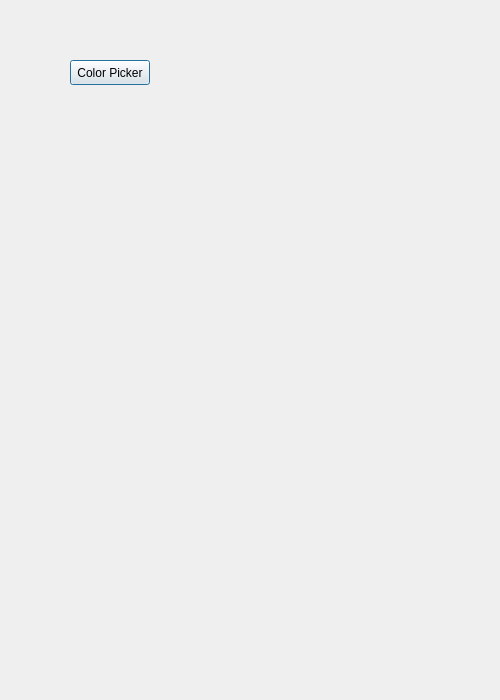
First picture: the form in ui/dialogsettings.ui, repository ignmiz/ATC_Console, before the edit.
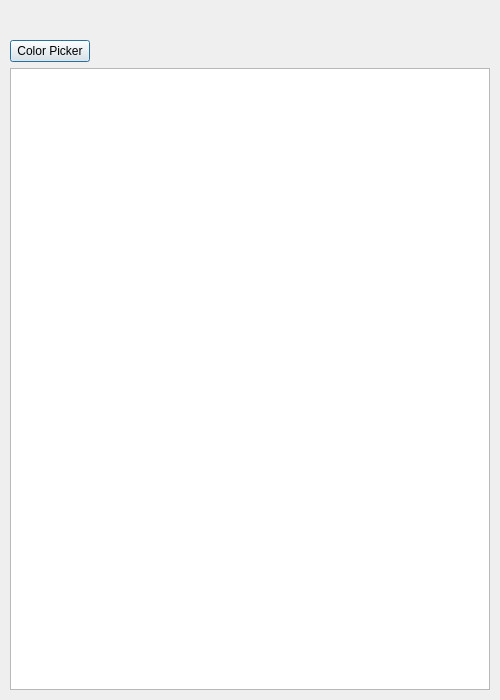
Second picture: the form after the edit.

Commit message: Implemented model view in DialogSettings

Diff of the .ui file:
```diff
--- a/ui/dialogsettings.ui
+++ b/ui/dialogsettings.ui
@@ -13,32 +13,491 @@
   <property name="windowTitle">
    <string>Dialog</string>
   </property>
-  <widget class="QPushButton" name="buttonColorPicker">
-   <property name="geometry">
-    <rect>
-     <x>70</x>
-     <y>60</y>
-     <width>80</width>
-     <height>25</height>
-    </rect>
+  <layout class="QVBoxLayout" name="verticalLayout">
+   <property name="leftMargin">
+    <number>10</number>
    </property>
-   <property name="text">
-    <string>Color Picker</string>
+   <property name="topMargin">
+    <number>10</number>
    </property>
-  </widget>
-  <widget class="QWidget" name="widgetColor" native="true">
-   <property name="geometry">
-    <rect>
-     <x>290</x>
-     <y>40</y>
-     <width>120</width>
-     <height>80</height>
-    </rect>
+   <property name="rightMargin">
+    <number>10</number>
    </property>
-   <property name="autoFillBackground">
-    <bool>true</bool>
+   <property name="bottomMargin">
+    <number>10</number>
    </property>
-  </widget>
+   <item>
+    <spacer name="verticalSpacer">
+     <property name="orientation">
+      <enum>Qt::Vertical</enum>
+     </property>
+     <property name="sizeType">
+      <enum>QSizePolicy::Fixed</enum>
+     </property>
+     <property name="sizeHint" stdset="0">
+      <size>
+       <width>20</width>
+       <height>30</height>
+      </size>
+     </property>
+    </spacer>
+   </item>
+   <item>
+    <layout class="QHBoxLayout" name="horizontalLayout">
+     <item>
+      <widget class="QPushButton" name="buttonColorPicker">
+       <property name="text">
+        <string>Color Picker</string>
+       </property>
+      </widget>
+     </item>
+     <item>
+      <spacer name="horizontalSpacer">
+       <property name="orientation">
+        <enum>Qt::Horizontal</enum>
+       </property>
+       <property name="sizeHint" stdset="0">
+        <size>
+         <width>40</width>
+         <height>20</height>
+        </size>
+       </property>
+      </spacer>
+     </item>
+     <item>
+      <widget class="QWidget" name="widgetColor" native="true">
+       <property name="minimumSize">
+        <size>
+         <width>100</width>
+         <height>0</height>
+        </size>
+       </property>
+       <property name="palette">
+        <palette>
+         <active>
+          <colorrole role="WindowText">
+           <brush brushstyle="SolidPattern">
+            <color alpha="255">
+             <red>0</red>
+             <green>0</green>
+             <blue>0</blue>
+            </color>
+           </brush>
+          </colorrole>
+          <colorrole role="Button">
+           <brush brushstyle="SolidPattern">
+            <color alpha="255">
+             <red>255</red>
+             <green>255</green>
+             <blue>255</blue>
+            </color>
+           </brush>
+          </colorrole>
+          <colorrole role="Light">
+           <brush brushstyle="SolidPattern">
+            <color alpha="255">
+             <red>255</red>
+             <green>255</green>
+             <blue>255</blue>
+            </color>
+           </brush>
+          </colorrole>
+          <colorrole role="Midlight">
+           <brush brushstyle="SolidPattern">
+            <color alpha="255">
+             <red>255</red>
+             <green>255</green>
+             <blue>255</blue>
+            </color>
+           </brush>
+          </colorrole>
+          <colorrole role="Dark">
+           <brush brushstyle="SolidPattern">
+            <color alpha="255">
+             <red>127</red>
+             <green>127</green>
+             <blue>127</blue>
+            </color>
+           </brush>
+          </colorrole>
+          <colorrole role="Mid">
+           <brush brushstyle="SolidPattern">
+            <color alpha="255">
+             <red>170</red>
+             <green>170</green>
+             <blue>170</blue>
+            </color>
+           </brush>
+          </colorrole>
+          <colorrole role="Text">
+           <brush brushstyle="SolidPattern">
+            <color alpha="255">
+             <red>0</red>
+             <green>0</green>
+             <blue>0</blue>
+            </color>
+           </brush>
+          </colorrole>
+          <colorrole role="BrightText">
+           <brush brushstyle="SolidPattern">
+            <color alpha="255">
+             <red>255</red>
+             <green>255</green>
+             <blue>255</blue>
+            </color>
+           </brush>
+          </colorrole>
+          <colorrole role="ButtonText">
+           <brush brushstyle="SolidPattern">
+            <color alpha="255">
+             <red>0</red>
+             <green>0</green>
+             <blue>0</blue>
+            </color>
+           </brush>
+          </colorrole>
+          <colorrole role="Base">
+           <brush brushstyle="SolidPattern">
+            <color alpha="255">
+             <red>255</red>
+             <green>255</green>
+             <blue>255</blue>
+            </color>
+           </brush>
+          </colorrole>
+          <colorrole role="Window">
+           <brush brushstyle="SolidPattern">
+            <color alpha="255">
+             <red>255</red>
+             <green>255</green>
+             <blue>255</blue>
+            </color>
+           </brush>
+          </colorrole>
+          <colorrole role="Shadow">
+           <brush brushstyle="SolidPattern">
+            <color alpha="255">
+             <red>0</red>
+             <green>0</green>
+             <blue>0</blue>
+            </color>
+           </brush>
+          </colorrole>
+          <colorrole role="AlternateBase">
+           <brush brushstyle="SolidPattern">
+            <color alpha="255">
+             <red>255</red>
+             <green>255</green>
+             <blue>255</blue>
+            </color>
+           </brush>
+          </colorrole>
+          <colorrole role="ToolTipBase">
+           <brush brushstyle="SolidPattern">
+            <color alpha="255">
+             <red>255</red>
+             <green>255</green>
+             <blue>220</blue>
+            </color>
+           </brush>
+          </colorrole>
+          <colorrole role="ToolTipText">
+           <brush brushstyle="SolidPattern">
+            <color alpha="255">
+             <red>0</red>
+             <green>0</green>
+             <blue>0</blue>
+            </color>
+           </brush>
+          </colorrole>
+         </active>
+         <inactive>
+          <colorrole role="WindowText">
+           <brush brushstyle="SolidPattern">
+            <color alpha="255">
+             <red>0</red>
+             <green>0</green>
+             <blue>0</blue>
+            </color>
+           </brush>
+          </colorrole>
+          <colorrole role="Button">
+           <brush brushstyle="SolidPattern">
+            <color alpha="255">
+             <red>255</red>
+             <green>255</green>
+             <blue>255</blue>
+            </color>
+           </brush>
+          </colorrole>
+          <colorrole role="Light">
+           <brush brushstyle="SolidPattern">
+            <color alpha="255">
+             <red>255</red>
+             <green>255</green>
+             <blue>255</blue>
+            </color>
+           </brush>
+          </colorrole>
+          <colorrole role="Midlight">
+           <brush brushstyle="SolidPattern">
+            <color alpha="255">
+             <red>255</red>
+             <green>255</green>
+             <blue>255</blue>
+            </color>
+           </brush>
+          </colorrole>
+          <colorrole role="Dark">
+           <brush brushstyle="SolidPattern">
+            <color alpha="255">
+             <red>127</red>
+             <green>127</green>
+             <blue>127</blue>
+            </color>
+           </brush>
+          </colorrole>
+          <colorrole role="Mid">
+           <brush brushstyle="SolidPattern">
+            <color alpha="255">
+             <red>170</red>
+             <green>170</green>
+             <blue>170</blue>
+            </color>
+           </brush>
+          </colorrole>
+          <colorrole role="Text">
+           <brush brushstyle="SolidPattern">
+            <color alpha="255">
+             <red>0</red>
+             <green>0</green>
+             <blue>0</blue>
+            </color>
+           </brush>
+          </colorrole>
+          <colorrole role="BrightText">
+           <brush brushstyle="SolidPattern">
+            <color alpha="255">
+             <red>255</red>
+             <green>255</green>
+             <blue>255</blue>
+            </color>
+           </brush>
+          </colorrole>
+          <colorrole role="ButtonText">
+           <brush brushstyle="SolidPattern">
+            <color alpha="255">
+             <red>0</red>
+             <green>0</green>
+             <blue>0</blue>
+            </color>
+           </brush>
+          </colorrole>
+          <colorrole role="Base">
+           <brush brushstyle="SolidPattern">
+            <color alpha="255">
+             <red>255</red>
+             <green>255</green>
+             <blue>255</blue>
+            </color>
+           </brush>
+          </colorrole>
+          <colorrole role="Window">
+           <brush brushstyle="SolidPattern">
+            <color alpha="255">
+             <red>255</red>
+             <green>255</green>
+             <blue>255</blue>
+            </color>
+           </brush>
+          </colorrole>
+          <colorrole role="Shadow">
+           <brush brushstyle="SolidPattern">
+            <color alpha="255">
+             <red>0</red>
+             <green>0</green>
+             <blue>0</blue>
+            </color>
+           </brush>
+          </colorrole>
+          <colorrole role="AlternateBase">
+           <brush brushstyle="SolidPattern">
+            <color alpha="255">
+             <red>255</red>
+             <green>255</green>
+             <blue>255</blue>
+            </color>
+           </brush>
+          </colorrole>
+          <colorrole role="ToolTipBase">
+           <brush brushstyle="SolidPattern">
+            <color alpha="255">
+             <red>255</red>
+             <green>255</green>
+             <blue>220</blue>
+            </color>
+           </brush>
+          </colorrole>
+          <colorrole role="ToolTipText">
+           <brush brushstyle="SolidPattern">
+            <color alpha="255">
+             <red>0</red>
+             <green>0</green>
+             <blue>0</blue>
+            </color>
+           </brush>
+          </colorrole>
+         </inactive>
+         <disabled>
+          <colorrole role="WindowText">
+           <brush brushstyle="SolidPattern">
+            <color alpha="255">
+             <red>127</red>
+             <green>127</green>
+             <blue>127</blue>
+            </color>
+           </brush>
+          </colorrole>
+          <colorrole role="Button">
+           <brush brushstyle="SolidPattern">
+            <color alpha="255">
+             <red>255</red>
+             <green>255</green>
+             <blue>255</blue>
+            </color>
+           </brush>
+          </colorrole>
+          <colorrole role="Light">
+           <brush brushstyle="SolidPattern">
+            <color alpha="255">
+             <red>255</red>
+             <green>255</green>
+             <blue>255</blue>
+            </color>
+           </brush>
+          </colorrole>
+          <colorrole role="Midlight">
+           <brush brushstyle="SolidPattern">
+            <color alpha="255">
+             <red>255</red>
+             <green>255</green>
+             <blue>255</blue>
+            </color>
+           </brush>
+          </colorrole>
+          <colorrole role="Dark">
+           <brush brushstyle="SolidPattern">
+            <color alpha="255">
+             <red>127</red>
+             <green>127</green>
+             <blue>127</blue>
+            </color>
+           </brush>
+          </colorrole>
+          <colorrole role="Mid">
+           <brush brushstyle="SolidPattern">
+            <color alpha="255">
+             <red>170</red>
+             <green>170</green>
+             <blue>170</blue>
+            </color>
+           </brush>
+          </colorrole>
+          <colorrole role="Text">
+           <brush brushstyle="SolidPattern">
+            <color alpha="255">
+             <red>127</red>
+             <green>127</green>
+             <blue>127</blue>
+            </color>
+           </brush>
+          </colorrole>
+          <colorrole role="BrightText">
+           <brush brushstyle="SolidPattern">
+            <color alpha="255">
+             <red>255</red>
+             <green>255</green>
+             <blue>255</blue>
+            </color>
+           </brush>
+          </colorrole>
+          <colorrole role="ButtonText">
+           <brush brushstyle="SolidPattern">
+            <color alpha="255">
+             <red>127</red>
+             <green>127</green>
+             <blue>127</blue>
+            </color>
+           </brush>
+          </colorrole>
+          <colorrole role="Base">
+           <brush brushstyle="SolidPattern">
+            <color alpha="255">
+             <red>255</red>
+             <green>255</green>
+             <blue>255</blue>
+            </color>
+           </brush>
+          </colorrole>
+          <colorrole role="Window">
+           <brush brushstyle="SolidPattern">
+            <color alpha="255">
+             <red>255</red>
+             <green>255</green>
+             <blue>255</blue>
+            </color>
+           </brush>
+          </colorrole>
+          <colorrole role="Shadow">
+           <brush brushstyle="SolidPattern">
+            <color alpha="255">
+             <red>0</red>
+             <green>0</green>
+             <blue>0</blue>
+            </color>
+           </brush>
+          </colorrole>
+          <colorrole role="AlternateBase">
+           <brush brushstyle="SolidPattern">
+            <color alpha="255">
+             <red>255</red>
+             <green>255</green>
+             <blue>255</blue>
+            </color>
+           </brush>
+          </colorrole>
+          <colorrole role="ToolTipBase">
+           <brush brushstyle="SolidPattern">
+            <color alpha="255">
+             <red>255</red>
+             <green>255</green>
+             <blue>220</blue>
+            </color>
+           </brush>
+          </colorrole>
+          <colorrole role="ToolTipText">
+           <brush brushstyle="SolidPattern">
+            <color alpha="255">
+             <red>0</red>
+             <green>0</green>
+             <blue>0</blue>
+            </color>
+           </brush>
+          </colorrole>
+         </disabled>
+        </palette>
+       </property>
+       <property name="autoFillBackground">
+        <bool>false</bool>
+       </property>
+      </widget>
+     </item>
+    </layout>
+   </item>
+   <item>
+    <widget class="QTableView" name="tableView"/>
+   </item>
+  </layout>
  </widget>
  <resources/>
  <connections/>
```
The commit also changes 2 other files.
